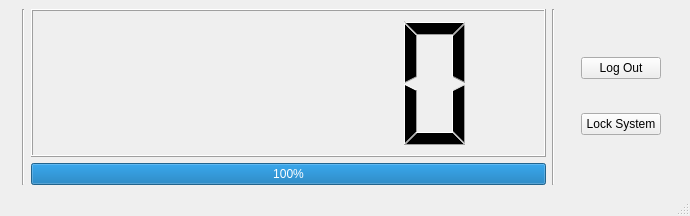
Qt form timerwindow.ui (Libki/libki-client) before a commit.
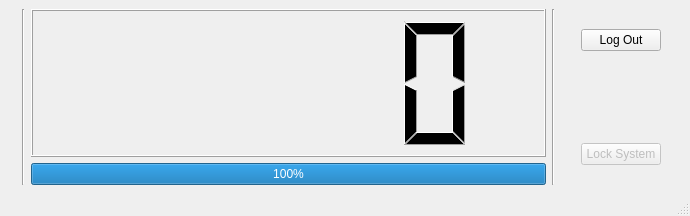
The same form after that commit. Icons and pictures are not drawn.

The edit to the form file:
```diff
--- a/timerwindow.ui
+++ b/timerwindow.ui
@@ -109,8 +109,11 @@
         </property>
        </widget>
       </item>
-      <item row="1" column="0">
+      <item row="2" column="0">
        <widget class="QPushButton" name="pauseButton">
+        <property name="enabled">
+         <bool>false</bool>
+        </property>
         <property name="text">
          <string>Lock System</string>
         </property>
@@ -126,6 +129,19 @@
         </property>
        </widget>
       </item>
+      <item row="1" column="0">
+       <spacer name="verticalSpacer">
+        <property name="orientation">
+         <enum>Qt::Vertical</enum>
+        </property>
+        <property name="sizeHint" stdset="0">
+         <size>
+          <width>20</width>
+          <height>40</height>
+         </size>
+        </property>
+       </spacer>
+      </item>
      </layout>
     </item>
    </layout>
```
Left out of the diff: 12 changed lines with no effect on the pictures.
